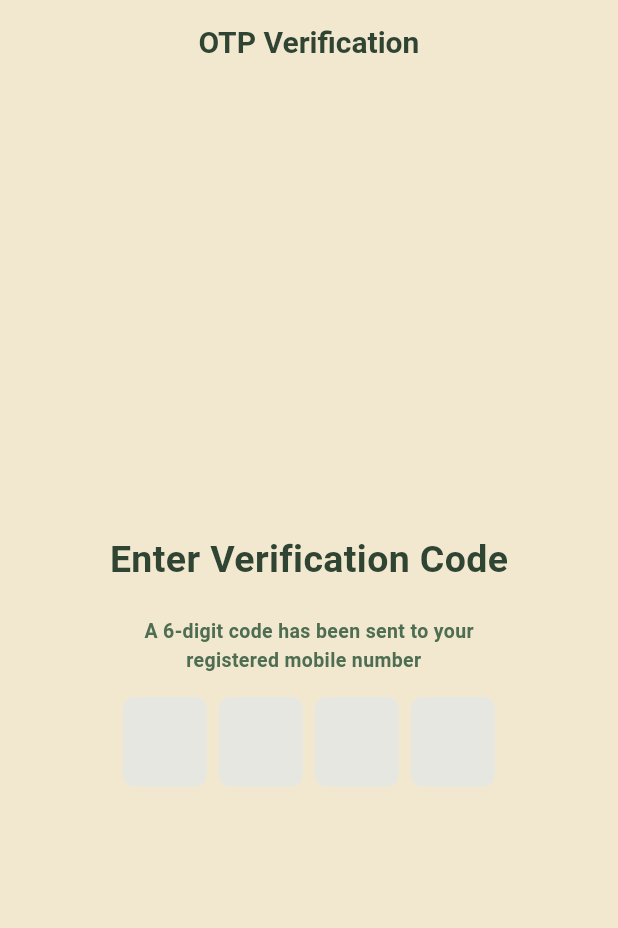
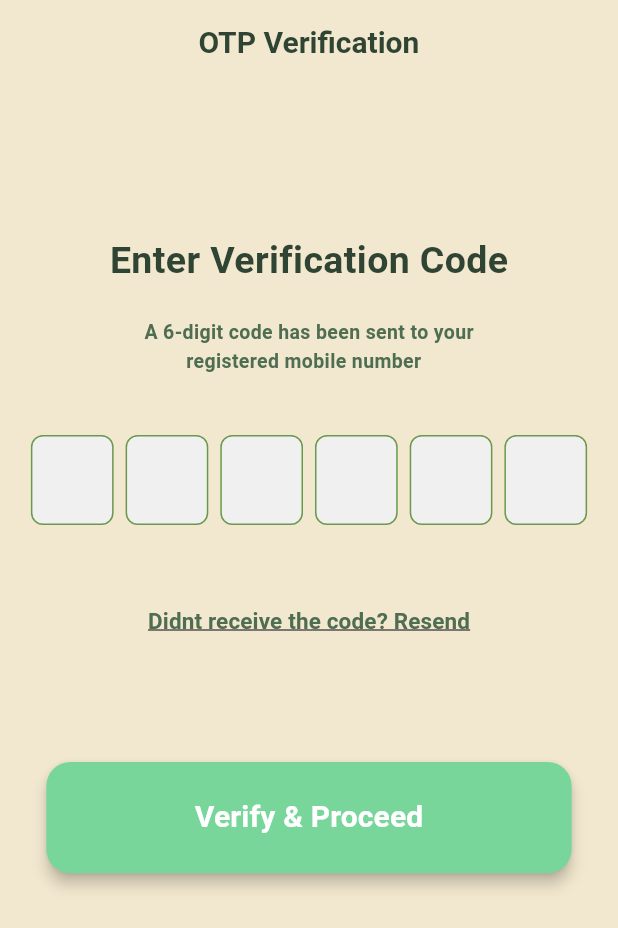
Before and after one commit to AaryanCode69/Krishi-Mitra-App, a Flutter app: the screen it shows after launch, on a phone screen of 412 x 824 dp. Shown: the top 928 px of the screen. Run offline on Flutter 3.47's test engine with Material 3 defaults, Android fonts, the phone set to English and light mode, and no system bars; drawn by our look-alikes of pinput; our stand-ins replace google_fonts.

Commit message:
feat(auth): enhance OTP verification screen with improved UI components
- Add CommonTextButton widget for 'Resend' functionality
- Enhance PinInput widget with custom styling and 6-digit length
- Update CommonElevatedButton to support dynamic sizing
- Improve OTP screen layout with ScrollView and better spacing
- Add Verify & Proceed button to complete verification flow

BREAKING CHANGE: CommonElevatedButton now requires height and width parameters

```diff
--- a/lib/features/1_auth/presentation/screens/otp_verification_screen.dart
+++ b/lib/features/1_auth/presentation/screens/otp_verification_screen.dart
@@ -1,6 +1,8 @@
 import 'package:flutter/material.dart';
 import 'package:krishi_mitra/core/constant/colors_theme.dart';
+import 'package:krishi_mitra/features/1_auth/presentation/widgets/common_text_button.dart';
 import 'package:krishi_mitra/features/1_auth/presentation/widgets/pin_input.dart';
+import 'package:krishi_mitra/shared/widgets/common_elevated_button.dart';
 import 'package:krishi_mitra/shared/widgets/common_text_widget.dart';
 
 class OtpVerificationScreen extends StatelessWidget {
@@ -8,6 +10,8 @@ class OtpVerificationScreen extends StatelessWidget {
 
   @override
   Widget build(BuildContext context) {
+    double height = MediaQuery.heightOf(context);
+    double width = MediaQuery.widthOf(context);
     return Scaffold(
       appBar: AppBar(
         centerTitle: true,
@@ -19,10 +23,12 @@ class OtpVerificationScreen extends StatelessWidget {
         ),
       ),
       backgroundColor: otpScreenBgColor,
-      body: Center(
+      body: SingleChildScrollView(
+        child: Center(
           child: Column(
-          mainAxisAlignment: MainAxisAlignment.center,
+            mainAxisAlignment: MainAxisAlignment.end,
             children: [
+              const SizedBox(height: 100),
               CommonTextWidget(
                 data: 'Enter Verification Code',
                 textColor: otpTextColor,
@@ -35,9 +41,27 @@ class OtpVerificationScreen extends StatelessWidget {
                 textColor: otpSecondTextColor,
                 fontSize: 13,
               ),
-            const SizedBox(height: 15),
+              const SizedBox(height: 40),
               PinInput(),
+              const SizedBox(height: 40),
+              CommonTextButton(
+                onClick: () {},
+                content: 'Didnt receive the code? Resend',
+              ),
+              const SizedBox(height: 70),
+              CommonElevatedButton(
+                height: height * 0.09,
+                width: width * 0.85,
+                onTouch: () {},
+                textWidget: CommonTextWidget(
+                  data: 'Verify & Proceed',
+                  textColor: Colors.white,
+                  fontSize: 20,
+                ),
+                color: cardTextColor,
+              ),
             ],
+          ),
         ),
       ),
     );
--- /dev/null
+++ b/lib/features/1_auth/presentation/widgets/common_text_button.dart
@@ -0,0 +1,29 @@
+import 'package:flutter/material.dart';
+import 'package:krishi_mitra/core/constant/colors_theme.dart';
+
+class CommonTextButton extends StatelessWidget {
+  const CommonTextButton({
+    super.key,
+    required this.onClick,
+    required this.content,
+  });
+
+  final void Function() onClick;
+  final String content;
+
+  @override
+  Widget build(BuildContext context) {
+    return TextButton(
+      onPressed: onClick,
+      child: Text(
+        content,
+        style: TextStyle(
+          decoration: TextDecoration.underline,
+          color: otpSecondTextColor,
+          fontSize: 15,
+          fontWeight: FontWeight.bold,
+        ),
+      ),
+    );
+  }
+}
--- a/lib/features/1_auth/presentation/widgets/pin_input.dart
+++ b/lib/features/1_auth/presentation/widgets/pin_input.dart
@@ -6,9 +6,24 @@ class PinInput extends StatelessWidget {
 
   @override
   Widget build(BuildContext context) {
-    return Pinput(
-      mainAxisAlignment: MainAxisAlignment.center,
-      hapticFeedbackType: HapticFeedbackType.lightImpact,
+    final defaultTheme = PinTheme(
+      width: 56,
+      height: 60,
+      decoration: BoxDecoration(
+        color: const Color.fromRGBO(240, 240, 240, 1),
+        borderRadius: BorderRadius.circular(8),
+        border: Border.all(color: const Color(0xFF6A994E)),
+      ),
+    );
+
+    return SizedBox(
+      width: MediaQuery.widthOf(context) * 0.9,
+      child: Pinput(
+        length: 6,
+        mainAxisAlignment: MainAxisAlignment.center,
+        hapticFeedbackType: HapticFeedbackType.lightImpact,
+        defaultPinTheme: defaultTheme,
+      ),
     );
   }
 }
--- a/lib/shared/widgets/common_elevated_button.dart
+++ b/lib/shared/widgets/common_elevated_button.dart
@@ -7,6 +7,8 @@ class CommonElevatedButton extends StatelessWidget {
     required this.onTouch,
     required this.textWidget,
     required this.color,
+    required this.height,
+    required this.width,
   });
 
   final void Function() onTouch;
@@ -15,11 +17,15 @@ class CommonElevatedButton extends StatelessWidget {
 
   final Color color;
 
+  final double width;
+  final double height;
+
   @override
   Widget build(BuildContext context) {
     return ElevatedButton(
       onPressed: onTouch,
       style: ElevatedButton.styleFrom(
+        fixedSize: Size(width, height),
         elevation: 4,
         shape: RoundedRectangleBorder(
           borderRadius: BorderRadiusGeometry.circular(16),
```
Lines whose indentation alone changed are shown as unchanged.
